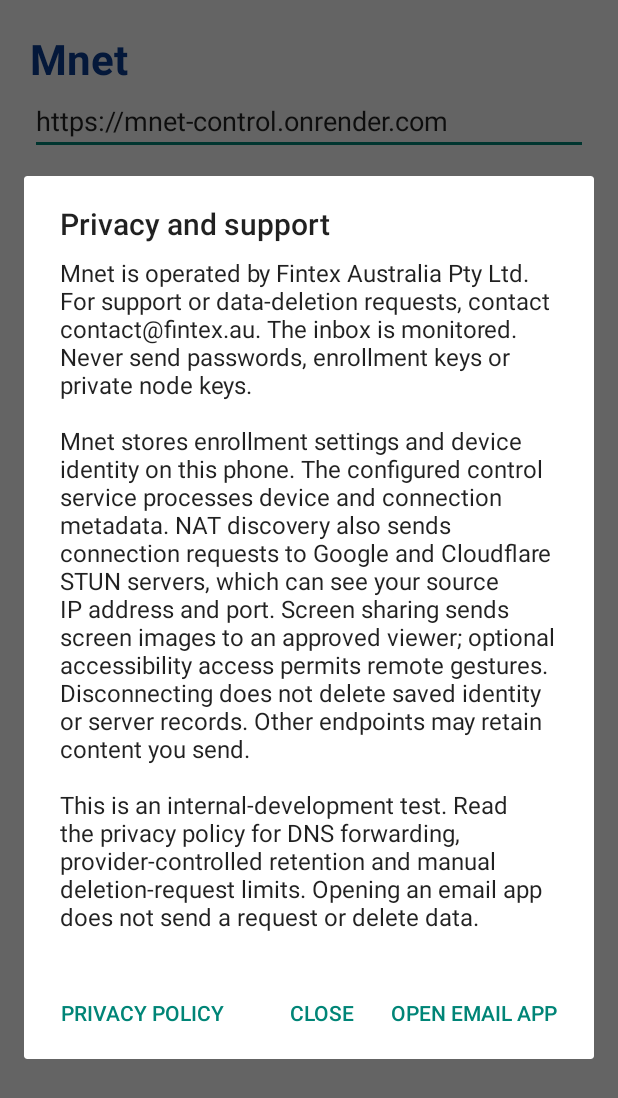
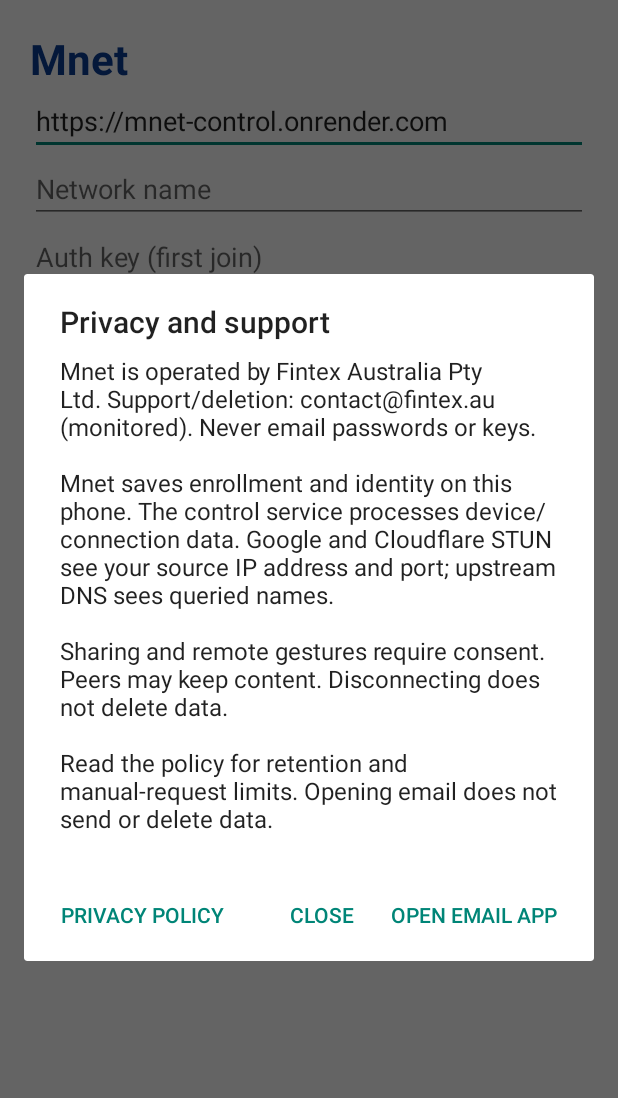
Before and after one commit to MaisySen/Mnet, an Android app: the screen it shows after launch (MainActivity), after a tap on "PRIVACY AND SUPPORT", on a phone screen of 412 x 824 dp. Shown: the top 1098 px of the screen. Run offline under Robolectric (Android 15) with nearby library versions, the phone set to English and light mode, and no system bars.

Commit message:
fix(android): keep policy action visible in compact privacy summary

```diff
--- a/android/app/src/main/java/au/fintex/mnet/MainActivity.java
+++ b/android/app/src/main/java/au/fintex/mnet/MainActivity.java
@@ -140,17 +140,11 @@ public class MainActivity extends Activity {
     private void showPrivacySupport() {
         new android.app.AlertDialog.Builder(this)
                 .setTitle("Privacy and support")
-                .setMessage("Mnet is operated by Fintex Australia Pty Ltd. " +
-                        "For support or data-deletion requests, contact contact@fintex.au. " +
-                        "The inbox is monitored. Never send passwords, enrollment keys or private node keys.\n\n" +
-                        "Mnet stores enrollment settings and device identity on this phone. " +
-                        "The configured control service processes device and connection metadata. " +
-                        "NAT discovery also sends connection requests to Google and Cloudflare STUN servers, which can see your source IP address and port. " +
-                        "Screen sharing sends screen images to an approved viewer; optional accessibility access permits remote gestures. " +
-                        "Disconnecting does not delete saved identity or server records. " +
-                        "Other endpoints may retain content you send.\n\n" +
-                        "This is an internal-development test. Read the privacy policy for DNS forwarding, provider-controlled retention and manual deletion-request limits. " +
-                        "Opening an email app does not send a request or delete data.")
+                .setMessage("Mnet is operated by Fintex Australia Pty Ltd. Support/deletion: contact@fintex.au (monitored). Never email passwords or keys.\n\n" +
+                        "Mnet saves enrollment and identity on this phone. The control service processes device/connection data. " +
+                        "Google and Cloudflare STUN see your source IP address and port; upstream DNS sees queried names.\n\n" +
+                        "Sharing and remote gestures require consent. Peers may keep content. Disconnecting does not delete data.\n\n" +
+                        "Read the policy for retention and manual-request limits. Opening email does not send or delete data.")
                 .setNeutralButton("Privacy policy", (d, w) -> {
                     Intent policy = new Intent(Intent.ACTION_VIEW, android.net.Uri.parse("https://maisysen.github.io/Mnet/"));
                     try { startActivity(policy); }
```
